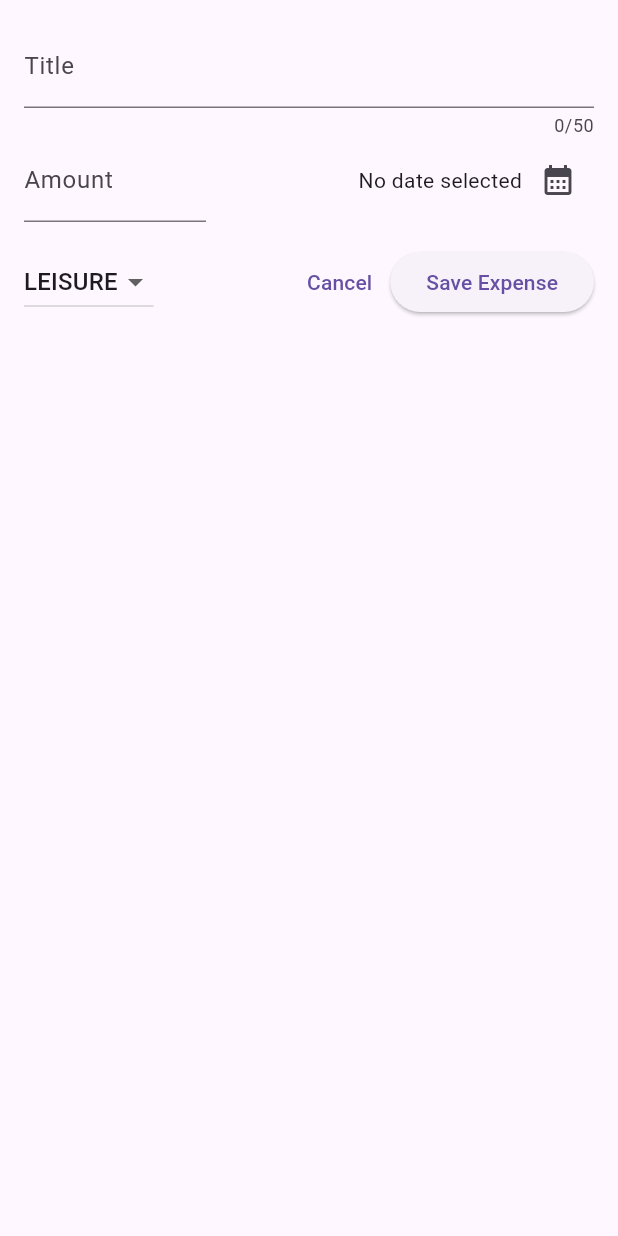
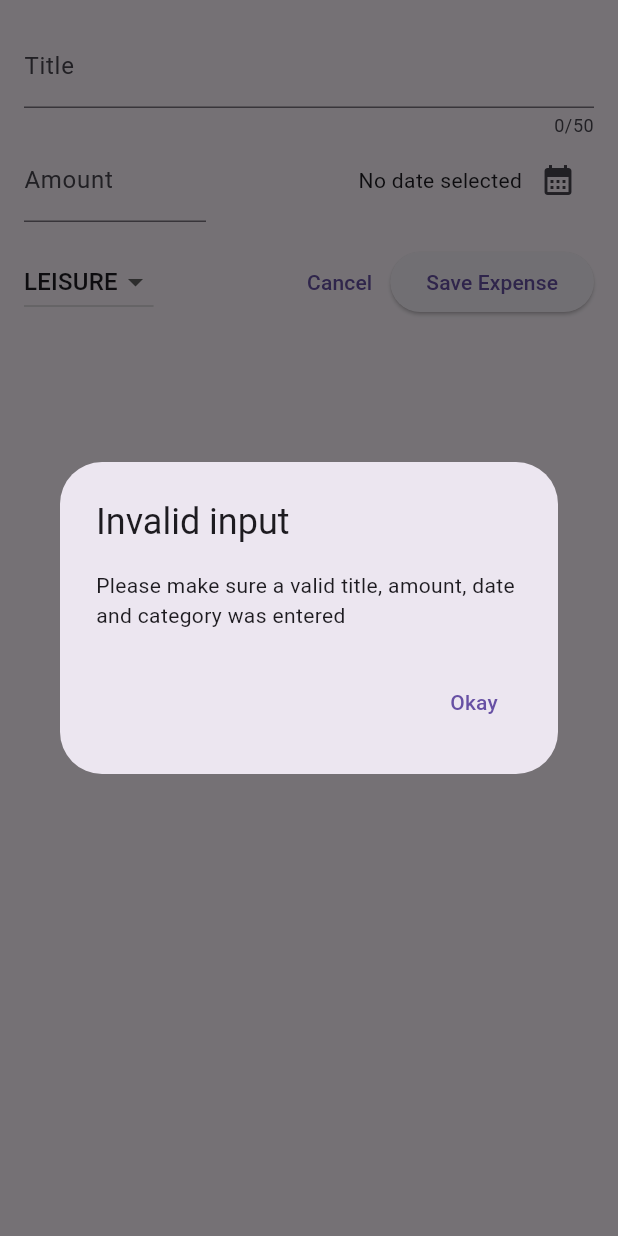
Before and after one commit to CristianoLourenco/expensive_tracker_app, a Flutter app: the NewExpense widget shown alone on an empty page, opened directly, after a tap on "Save Expense", on a phone screen of 412 x 824 dp. Run offline on Flutter 3.47's test engine with Material 2 defaults, Android fonts, the light colour scheme and no system bars.

Commit message:
Adding a validation on saveExpenseButton

```diff
--- a/lib/widgets/new_expense.dart
+++ b/lib/widgets/new_expense.dart
@@ -28,6 +28,28 @@
     setState(() {
       _selectedDate = pickedDate;
     });
+  }
+
+  void _submitExpenseData() {
+    final enteredAmount = double.tryParse(_amountController.text);
+    final amountIsInvalid = enteredAmount == null || enteredAmount <= 0;
+    if (_titleController.text.trim().isEmpty || amountIsInvalid || _selectedDate == null) {
+      showDialog(
+        context: context,
+        builder: (context) => AlertDialog(
+          title: const Text('Invalid input'),
+          content:
+              const Text('Please make sure a valid title, amount, date and category was entered'),
+          actions: [
+            TextButton(
+              onPressed: () => Navigator.pop(context),
+              child: const Text('Okay'),
+            ),
+          ],
+        ),
+      );
+      return;
+    }
   }
 
   @override
@@ -88,6 +110,7 @@
           const SizedBox(height: 16),
           Row(
             children: <Widget>[
+              // TODO: DropDownButton
               DropdownButton(
                 value: _selectedCategory,
                 items: Category.values
@@ -113,10 +136,7 @@
                 child: const Text('Cancel'),
               ),
               ElevatedButton(
-                onPressed: () {
-                  print(_titleController.text);
-                  print(_amountController.text);
-                },
+                onPressed: _submitExpenseData,
                 child: const Text('Save Expense'),
               ),
             ],
```
